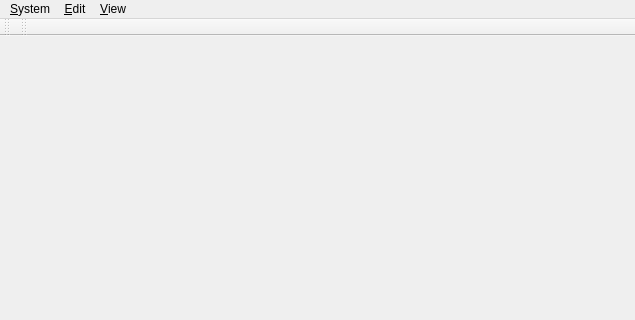
First picture: the form in client/wndmain.ui, repository tbikfalvi/Belenus, before the edit; both pictures show x 0 to 635 and y 0 to 320 of the 635 by 579 pixel window.
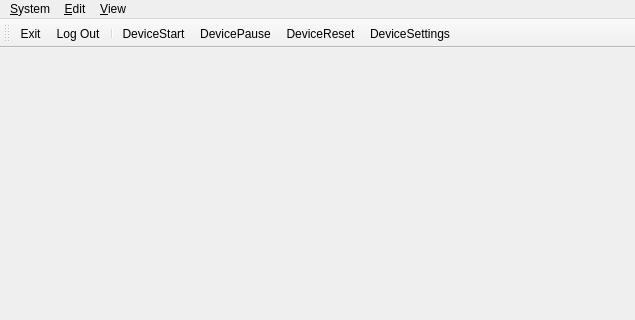
Second picture: the form after the edit.

Commit message: Hozzaadtam egy par ikont a foablak toolbar-jahoz. A Paneleket el lehet inditani, szuneteltetni, es kezdoallapotba visszatenni.

What changed in the file:
```diff
--- a/client/wndmain.ui
+++ b/client/wndmain.ui
@@ -70,17 +70,13 @@
    <attribute name="toolBarBreak">
     <bool>false</bool>
    </attribute>
-  </widget>
-  <widget class="QToolBar" name="toolBar_2">
-   <property name="windowTitle">
-    <string>toolBar_2</string>
-   </property>
-   <attribute name="toolBarArea">
-    <enum>TopToolBarArea</enum>
-   </attribute>
-   <attribute name="toolBarBreak">
-    <bool>false</bool>
-   </attribute>
+   <addaction name="actionE_xit"/>
+   <addaction name="actionLog_Out"/>
+   <addaction name="separator"/>
+   <addaction name="actionDeviceStart"/>
+   <addaction name="actionDevicePause"/>
+   <addaction name="actionDeviceReset"/>
+   <addaction name="actionDeviceSettings"/>
   </widget>
   <action name="actionE_xit">
    <property name="text">
@@ -147,6 +143,38 @@
     <string>Reason to visit ...</string>
    </property>
   </action>
+  <action name="actionDeviceStart">
+   <property name="text">
+    <string>DeviceStart</string>
+   </property>
+   <property name="toolTip">
+    <string>Start Current Device</string>
+   </property>
+  </action>
+  <action name="actionDevicePause">
+   <property name="text">
+    <string>DevicePause</string>
+   </property>
+   <property name="toolTip">
+    <string>Pause Current Device</string>
+   </property>
+  </action>
+  <action name="actionDeviceReset">
+   <property name="text">
+    <string>DeviceReset</string>
+   </property>
+   <property name="toolTip">
+    <string>Reset Current Device</string>
+   </property>
+  </action>
+  <action name="actionDeviceSettings">
+   <property name="text">
+    <string>DeviceSettings</string>
+   </property>
+   <property name="toolTip">
+    <string>Current Device Settings</string>
+   </property>
+  </action>
  </widget>
  <resources/>
  <connections>
```
Left out of the diff: 22 changed lines with no effect on the pictures. The commit also changes 6 other files.
